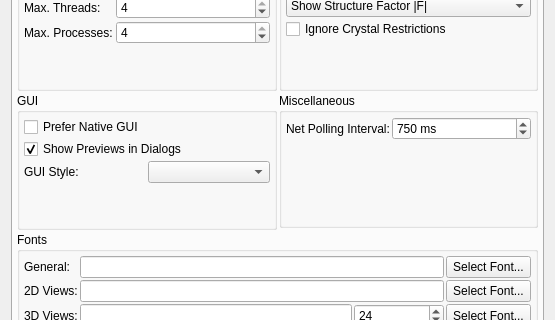
Old version of the form core/ui/settings.ui in the repository ILLGrenoble/takin; both pictures show x 0 to 555 and y 144 to 464 of the 555 by 642 pixel window.
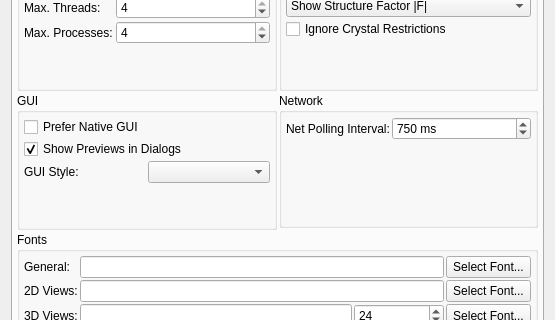
New version of the form.

Diff of the .ui file:
```diff
--- a/core/ui/settings.ui
+++ b/core/ui/settings.ui
@@ -235,7 +235,7 @@
        <item row="2" column="1">
         <widget class="QGroupBox" name="groupBox_7">
          <property name="title">
-          <string>Miscellaneous</string>
+          <string>Network</string>
          </property>
          <layout class="QGridLayout" name="gridLayout_6">
           <property name="leftMargin">
```
Left out of the diff: 4 changed lines with no effect on the pictures.
